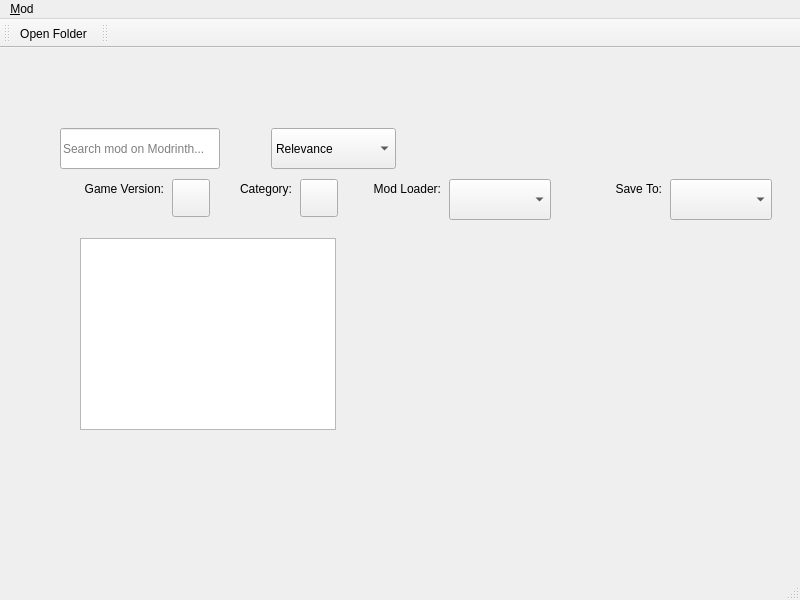
Qt form src/ui/modrinth/modrinthmodbrowser.ui (kaniol-lck/modmanager) before a commit.
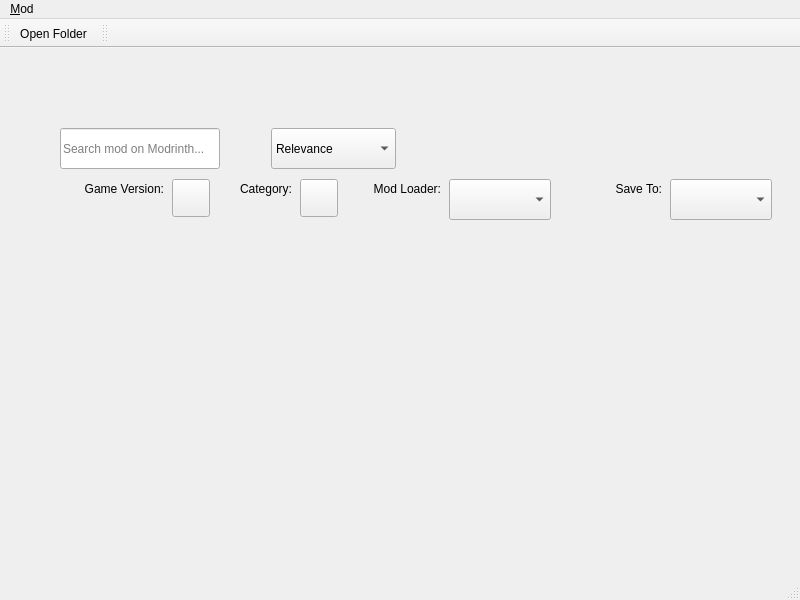
The same form after that commit. Icons and pictures are not drawn.

What changed in the file:
```diff
--- a/src/ui/modrinth/modrinthmodbrowser.ui
+++ b/src/ui/modrinth/modrinthmodbrowser.ui
@@ -14,22 +14,6 @@
    <string>MainWindow</string>
   </property>
   <widget class="QWidget" name="centralwidget">
-   <widget class="QListView" name="modListView">
-    <property name="geometry">
-     <rect>
-      <x>80</x>
-      <y>190</y>
-      <width>256</width>
-      <height>192</height>
-     </rect>
-    </property>
-    <property name="contextMenuPolicy">
-     <enum>Qt::CustomContextMenu</enum>
-    </property>
-    <property name="verticalScrollMode">
-     <enum>QAbstractItemView::ScrollPerPixel</enum>
-    </property>
-   </widget>
    <widget class="QLineEdit" name="searchText">
     <property name="geometry">
      <rect>
```
